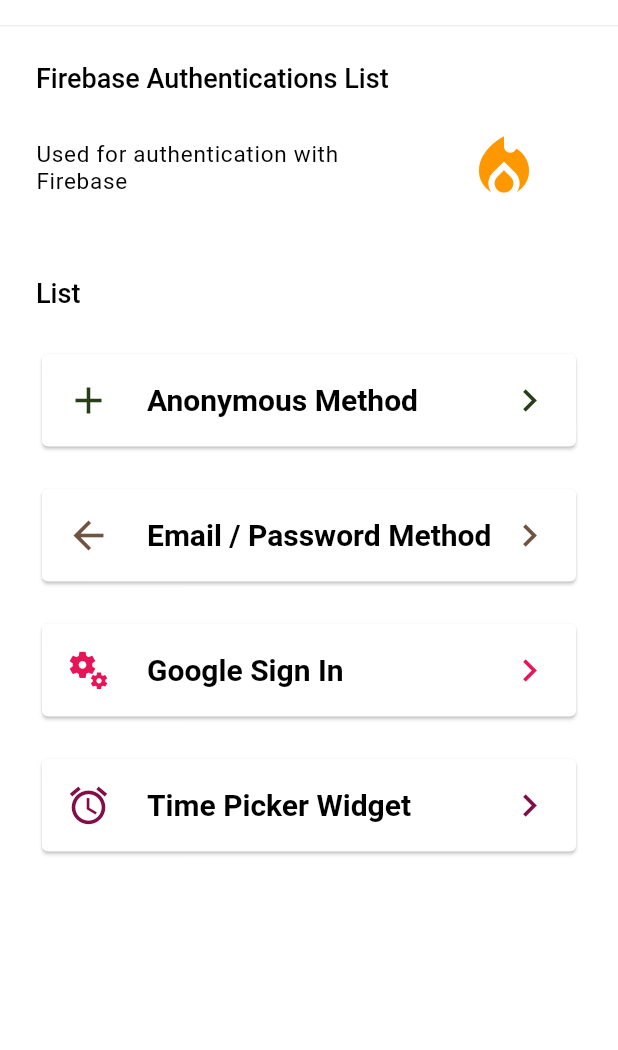
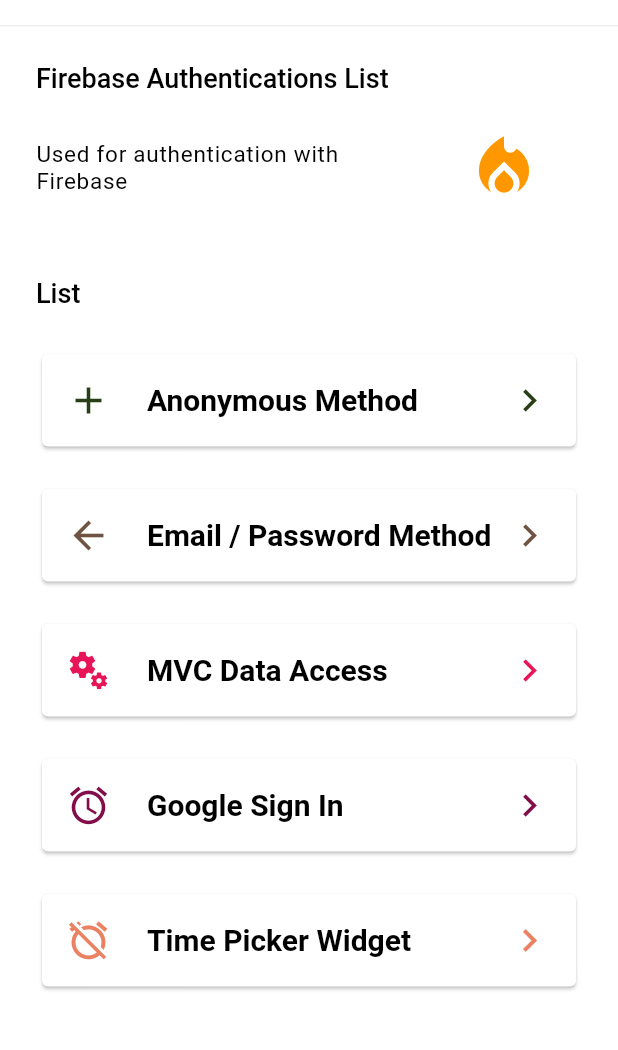
Before and after one commit to zeroappz/flutterapp, a Flutter app: the screen it shows after launch, on a phone screen of 412 x 824 dp, the part 59-1109 px from its top. Run offline on Flutter 3.47's test engine with Material 2 defaults, Android fonts, the phone set to English and light mode, and no system bars; our stand-ins replace carousel_pro, carousel_slider, date_format, flutter_local_notifications, google_nav_bar, hexcolor and 3 more.

Commit message:
user model mvc access updated

```diff
--- a/lib/pages/firebase/firebase_list.dart
+++ b/lib/pages/firebase/firebase_list.dart
@@ -1,5 +1,6 @@
 import 'package:dealsapp/pages/firebase/auth_anonymous.dart';
 import 'package:dealsapp/pages/login.dart';
+import 'package:dealsapp/pages/model_api_call.dart';
 import 'package:dealsapp/pages/time_fetch.dart';
 import 'package:dealsapp/values/values.dart';
 
@@ -99,6 +100,11 @@
           ),
           _globalWidget.screenDetailList(
             context: context,
+            title: 'MVC Data Access',
+            page: const MVSAccess(),
+          ),
+          _globalWidget.screenDetailList(
+            context: context,
             title: 'Google Sign In',
             page: const LoginScreen(),
           ),
```
